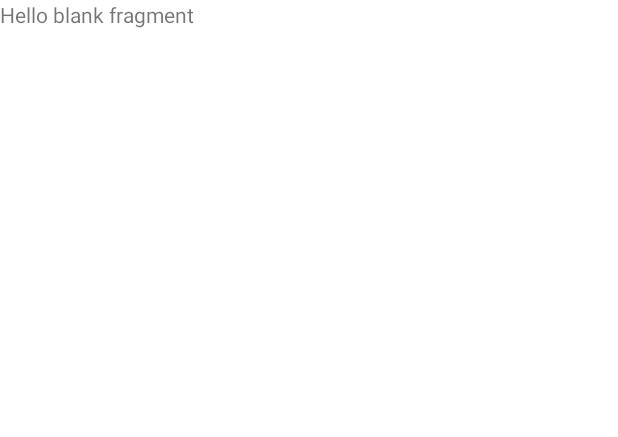
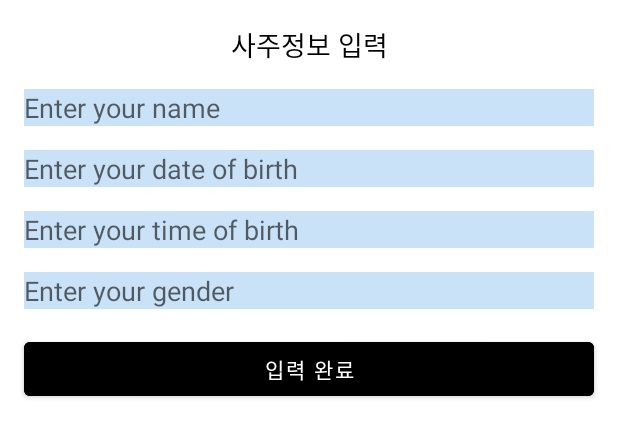
Before and after one commit to yoon-gang00/HaND, an Android app: the layout fragment_my.xml on its own in the app's theme, with its tools: preview values and no code run, on a phone screen of 412 x 824 dp. Shown: the top 437 px of the screen. Run offline under Robolectric (Android 15) with nearby library versions, the phone set to English and light mode, and no system bars.

Commit message:
MyFragment edittext 추가, 네비게이션 바 메뉴 선택시 각각의 프레그먼트가 뜨도록 하기

```diff
--- a/app/build.gradle.kts
+++ b/app/build.gradle.kts
@@ -39,7 +39,10 @@ android {
 }
 
 dependencies {
-
+    implementation ("com.loopj.android:android-async-http:1.4.11")
+    implementation("com.squareup.retrofit2:retrofit:2.9.0")
+    implementation("com.squareup.retrofit2:converter-gson:2.9.0")
+    implementation("com.squareup.okhttp3:logging-interceptor:4.9.0")
     implementation("androidx.core:core-ktx:1.9.0")
     implementation("androidx.appcompat:appcompat:1.6.1")
     implementation("com.google.android.material:material:1.8.0")
@@ -47,4 +50,5 @@ dependencies {
     testImplementation("junit:junit:4.13.2")
     androidTestImplementation("androidx.test.ext:junit:1.1.5")
     androidTestImplementation("androidx.test.espresso:espresso-core:3.5.1")
+
 }
--- a/app/src/main/res/layout/activity_navi.xml
+++ b/app/src/main/res/layout/activity_navi.xml
@@ -22,4 +22,6 @@
         app:menu="@menu/navi_menu"
         tools:ignore="MissingConstraints" />
 
+
+
 </androidx.constraintlayout.widget.ConstraintLayout>
--- a/app/src/main/res/layout/fragment_my.xml
+++ b/app/src/main/res/layout/fragment_my.xml
@@ -1,14 +1,80 @@
 <?xml version="1.0" encoding="utf-8"?>
-<FrameLayout xmlns:android="http://schemas.android.com/apk/res/android"
+<androidx.constraintlayout.widget.ConstraintLayout
+    xmlns:android="http://schemas.android.com/apk/res/android"
+    xmlns:app="http://schemas.android.com/apk/res-auto"
     xmlns:tools="http://schemas.android.com/tools"
     android:layout_width="match_parent"
     android:layout_height="match_parent"
     tools:context=".MyFragment">
 
-    <!-- TODO: Update blank fragment layout -->
     <TextView
-        android:layout_width="match_parent"
-        android:layout_height="match_parent"
-        android:text="@string/hello_blank_fragment" />
+        android:id="@+id/titleTextView"
+        android:layout_width="wrap_content"
+        android:layout_height="wrap_content"
+        android:text="사주정보 입력"
+        android:textSize="18sp"
+        android:textColor="#000000"
+        app:layout_constraintTop_toTopOf="parent"
+        app:layout_constraintStart_toStartOf="parent"
+        app:layout_constraintEnd_toEndOf="parent"
+        android:layout_marginTop="16dp"/>
 
-</FrameLayout>
+    <EditText
+        android:id="@+id/nameEditText"
+        android:layout_width="0dp"
+        android:layout_height="wrap_content"
+        android:layout_margin="16dp"
+        android:background="#8096C5F0"
+        android:hint="Enter your name"
+        app:layout_constraintEnd_toEndOf="parent"
+        app:layout_constraintStart_toStartOf="parent"
+        app:layout_constraintTop_toBottomOf="@+id/titleTextView" />
+
+    <EditText
+        android:id="@+id/dateOfBirthEditText"
+        android:layout_width="0dp"
+        android:layout_height="wrap_content"
+        android:layout_margin="16dp"
+        android:hint="Enter your date of birth"
+        android:background="#8096C5F0"
+        app:layout_constraintTop_toBottomOf="@+id/nameEditText"
+        app:layout_constraintStart_toStartOf="parent"
+        app:layout_constraintEnd_toEndOf="parent" />
+
+    <EditText
+        android:id="@+id/timeOfBirthEditText"
+        android:layout_width="0dp"
+        android:layout_height="wrap_content"
+        android:layout_margin="16dp"
+        android:hint="Enter your time of birth"
+        android:background="#8096C5F0"
+        app:layout_constraintTop_toBottomOf="@+id/dateOfBirthEditText"
+        app:layout_constraintStart_toStartOf="parent"
+        app:layout_constraintEnd_toEndOf="parent" />
+
+    <EditText
+        android:id="@+id/genderEditText"
+        android:layout_width="0dp"
+        android:layout_height="wrap_content"
+        android:layout_margin="16dp"
+        android:hint="Enter your gender"
+        android:background="#8096C5F0"
+        app:layout_constraintTop_toBottomOf="@+id/timeOfBirthEditText"
+        app:layout_constraintStart_toStartOf="parent"
+        app:layout_constraintEnd_toEndOf="parent" />
+
+    <Button
+        android:id="@+id/submitButton"
+        android:layout_width="0dp"
+        android:layout_height="wrap_content"
+        android:layout_margin="16dp"
+        android:text="입력 완료"
+        android:backgroundTint="#96C5F0"
+        android:backgroundTintMode="multiply"
+        android:radius="8dp"
+        app:layout_constraintTop_toBottomOf="@+id/genderEditText"
+        app:layout_constraintStart_toStartOf="parent"
+        app:layout_constraintEnd_toEndOf="parent" />
+
+
+</androidx.constraintlayout.widget.ConstraintLayout>
```
Also changed, not shown: app/src/main/AndroidManifest.xml (+7 -0 lines), app/src/main/java/com/example/hand/MyFragment.kt (+18 -31 lines), app/src/main/java/com/example/hand/NaviActivity.kt (+13 -2 lines), app/src/main/java/com/example/hand/WeatherFragment.kt (+4 -6 lines), app/src/main/res/layout/fragment_weather.xml (+33 -5 lines).
